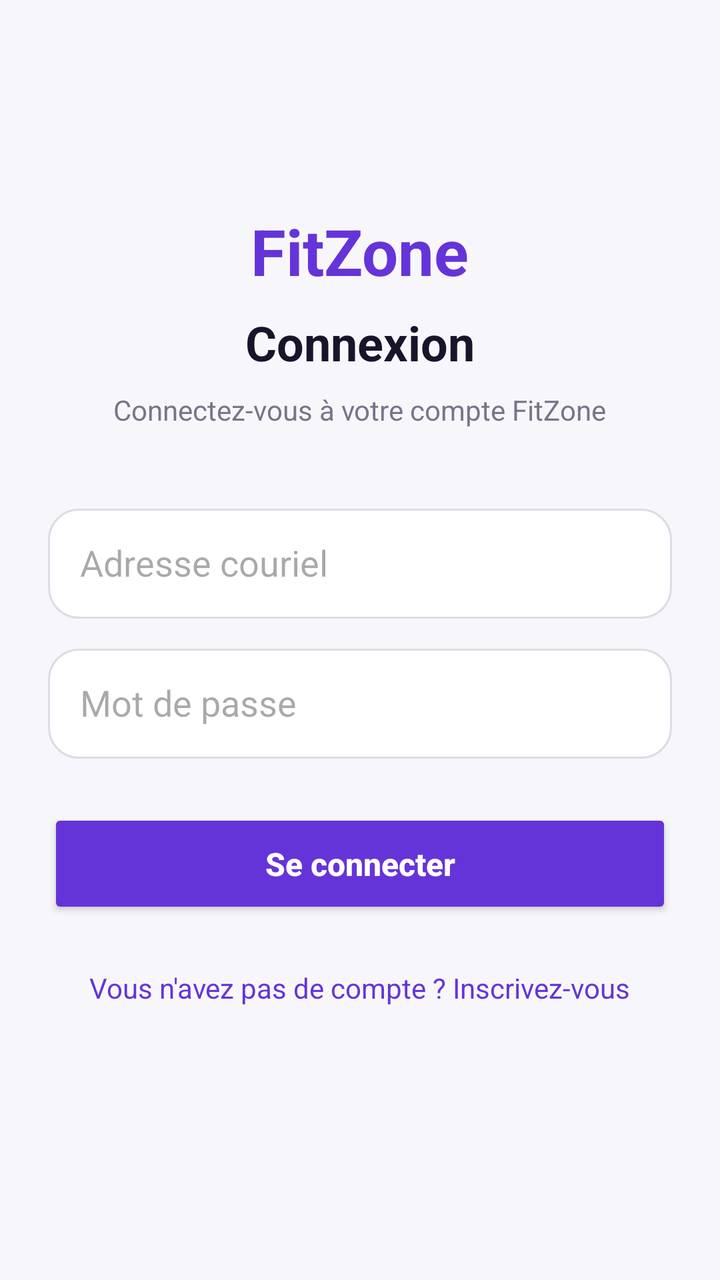
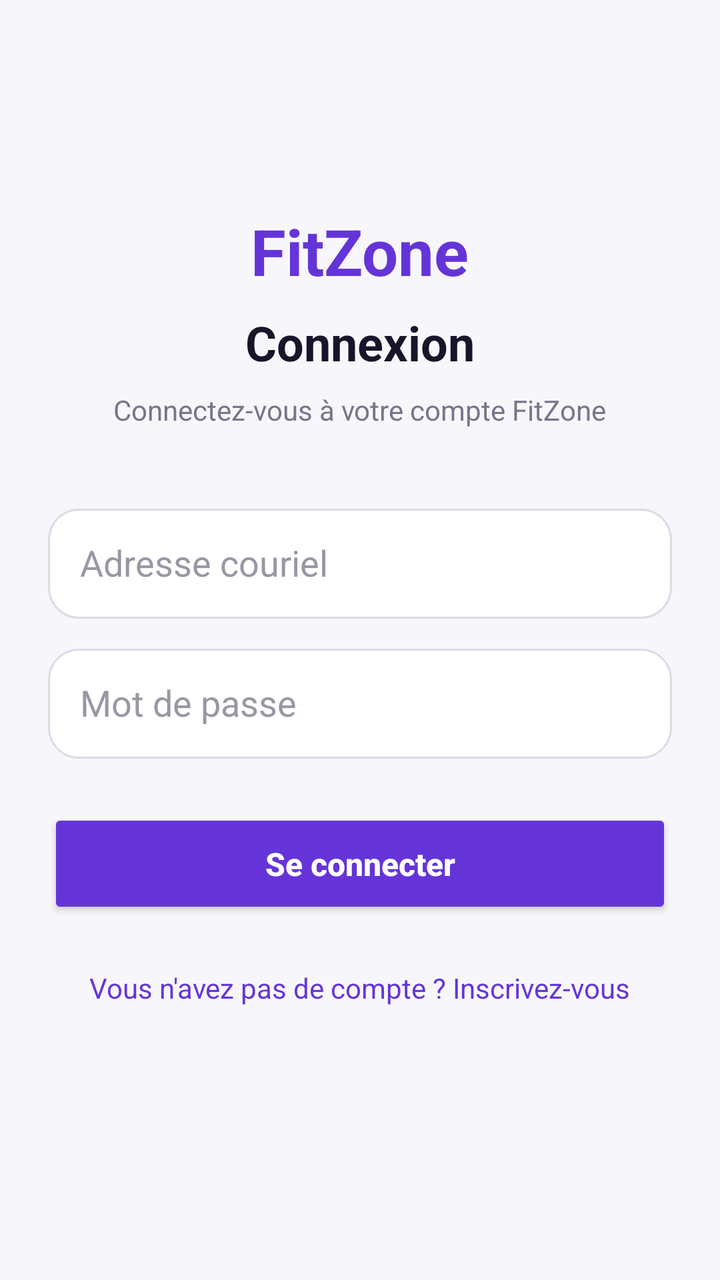

The first picture is an Android layout as it rendered before a commit; the second is the same layout after the commit. The layout source and the unified diff follow.
<!-- AndroidManifest.xml: application theme Theme.Ramzi_mike_bryanfitzone -->
<!-- res/layout/activity_connexion.xml -->
<?xml version="1.0" encoding="utf-8"?>
<LinearLayout
    xmlns:android="http://schemas.android.com/apk/res/android"
    android:layout_width="match_parent"
    android:layout_height="match_parent"
    android:orientation="vertical"
    android:padding="24dp"
    android:gravity="center_horizontal"
    android:background="#F7F7FB">

    <TextView
        android:layout_width="wrap_content"
        android:layout_height="wrap_content"
        android:layout_marginTop="80dp"
        android:text="FitZone"
        android:textColor="#6534D9"
        android:textSize="32sp"
        android:textStyle="bold"/>

    <TextView
        android:layout_width="wrap_content"
        android:layout_height="wrap_content"
        android:layout_marginTop="8dp"
        android:text="Connexion"
        android:textColor="#17152A"
        android:textSize="24sp"
        android:textStyle="bold"/>

    <TextView
        android:layout_width="wrap_content"
        android:layout_height="wrap_content"
        android:layout_marginTop="8dp"
        android:text="Connectez-vous à votre compte FitZone"
        android:textColor="#77758A"
        android:textSize="14sp"/>

    <EditText
        android:id="@+id/editTextEmail"
        android:layout_width="match_parent"
        android:layout_height="55dp"
        android:layout_marginTop="40dp"
        android:hint="Adresse couriel"
        android:inputType="text"
        android:padding="16dp"
        android:background="@drawable/bg_champ_recherche"/>

    <EditText
        android:id="@+id/editPasswordConnexion"
        android:layout_width="match_parent"
        android:layout_height="55dp"
        android:layout_marginTop="15dp"
        android:hint="Mot de passe"
        android:inputType="textPassword"
        android:padding="16dp"
        android:background="@drawable/bg_champ_recherche"/>

    <Button
        android:id="@+id/boutonConnexion"
        android:layout_width="match_parent"
        android:layout_height="55dp"
        android:layout_marginTop="25dp"
        android:text="Se connecter"
        android:textAllCaps="false"
        android:textColor="#FFFFFF"
        android:textSize="16sp"
        android:textStyle="bold"
        android:backgroundTint="#6534D9"/>

    <TextView
        android:id="@+id/boutonInscription"
        android:layout_width="wrap_content"
        android:layout_height="wrap_content"
        android:layout_marginTop="25dp"
        android:text="Vous n'avez pas de compte ? Inscrivez-vous"
        android:textColor="#6534D9"
        android:textSize="14sp"/>

</LinearLayout>
<!-- resources referenced by this layout -->
<resources>
  <!-- drawable bg_champ_recherche (drawable) -->
  <?xml version="1.0" encoding="utf-8"?>
  <shape xmlns:android="http://schemas.android.com/apk/res/android"
      android:shape="rectangle">
  
      <solid android:color="#FFFFFF"/>
  
      <corners android:radius="15dp"/>
  
      <stroke
          android:width="1dp"
          android:color="#DEDBE7"/>
  
  </shape>
  <style name="Theme.Ramzi_mike_bryanfitzone" parent="Base.Theme.Ramzi_mike_bryanfitzone" />
  <style name="Base.Theme.Ramzi_mike_bryanfitzone" parent="Theme.Material3.DayNight.NoActionBar">
          
          
      </style>
</resources>

<!-- the commit's change to res/layout/activity_connexion.xml (unified diff, before → after) -->
@@ -1,78 +1,90 @@
 <?xml version="1.0" encoding="utf-8"?>
-<LinearLayout
+<ScrollView
     xmlns:android="http://schemas.android.com/apk/res/android"
     android:layout_width="match_parent"
     android:layout_height="match_parent"
-    android:orientation="vertical"
-    android:padding="24dp"
-    android:gravity="center_horizontal"
-    android:background="#F7F7FB">
+    android:background="#F7F7FB"
+    android:fillViewport="true">
 
-    <TextView
-        android:layout_width="wrap_content"
+    <LinearLayout
+        android:layout_width="match_parent"
         android:layout_height="wrap_content"
-        android:layout_marginTop="80dp"
-        android:text="FitZone"
-        android:textColor="#6534D9"
-        android:textSize="32sp"
-        android:textStyle="bold"/>
+        android:orientation="vertical"
+        android:padding="24dp"
+        android:gravity="center_horizontal">
 
-    <TextView
-        android:layout_width="wrap_content"
-        android:layout_height="wrap_content"
-        android:layout_marginTop="8dp"
-        android:text="Connexion"
-        android:textColor="#17152A"
-        android:textSize="24sp"
-        android:textStyle="bold"/>
+        <TextView
+            android:layout_width="wrap_content"
+            android:layout_height="wrap_content"
+            android:layout_marginTop="80dp"
+            android:text="FitZone"
+            android:textColor="#6534D9"
+            android:textSize="32sp"
+            android:textStyle="bold"/>
 
-    <TextView
-        android:layout_width="wrap_content"
-        android:layout_height="wrap_content"
-        android:layout_marginTop="8dp"
-        android:text="Connectez-vous à votre compte FitZone"
-        android:textColor="#77758A"
-        android:textSize="14sp"/>
+        <TextView
+            android:layout_width="wrap_content"
+            android:layout_height="wrap_content"
+            android:layout_marginTop="8dp"
+            android:text="Connexion"
+            android:textColor="#17152A"
+            android:textSize="24sp"
+            android:textStyle="bold"/>
 
-    <EditText
-        android:id="@+id/editTextEmail"
-        android:layout_width="match_parent"
-        android:layout_height="55dp"
-        android:layout_marginTop="40dp"
-        android:hint="Adresse couriel"
-        android:inputType="text"
-        android:padding="16dp"
-        android:background="@drawable/bg_champ_recherche"/>
+        <TextView
+            android:layout_width="wrap_content"
+            android:layout_height="wrap_content"
+            android:layout_marginTop="8dp"
+            android:text="Connectez-vous à votre compte FitZone"
+            android:textColor="#77758A"
+            android:textSize="14sp"/>
 
-    <EditText
-        android:id="@+id/editPasswordConnexion"
-        android:layout_width="match_parent"
-        android:layout_height="55dp"
-        android:layout_marginTop="15dp"
-        android:hint="Mot de passe"
-        android:inputType="textPassword"
-        android:padding="16dp"
-        android:background="@drawable/bg_champ_recherche"/>
+        <EditText
+            android:id="@+id/editTextEmail"
+            android:layout_width="match_parent"
+            android:layout_height="55dp"
+            android:layout_marginTop="40dp"
+            android:hint="Adresse couriel"
+            android:inputType="text"
+            android:padding="16dp"
+            android:textColor="#17152A"
+            android:textColorHint="#9997A5"
+            android:background="@drawable/bg_champ_recherche"/>
 
-    <Button
-        android:id="@+id/boutonConnexion"
-        android:layout_width="match_parent"
-        android:layout_height="55dp"
-        android:layout_marginTop="25dp"
-        android:text="Se connecter"
-        android:textAllCaps="false"
-        android:textColor="#FFFFFF"
-        android:textSize="16sp"
-        android:textStyle="bold"
-        android:backgroundTint="#6534D9"/>
+        <EditText
+            android:id="@+id/editPasswordConnexion"
+            android:layout_width="match_parent"
+            android:layout_height="55dp"
+            android:layout_marginTop="15dp"
+            android:hint="Mot de passe"
+            android:inputType="textPassword"
+            android:padding="16dp"
+            android:textColor="#17152A"
+            android:textColorHint="#9997A5"
+            android:background="@drawable/bg_champ_recherche"/>
 
-    <TextView
-        android:id="@+id/boutonInscription"
-        android:layout_width="wrap_content"
-        android:layout_height="wrap_content"
-        android:layout_marginTop="25dp"
-        android:text="Vous n'avez pas de compte ? Inscrivez-vous"
-        android:textColor="#6534D9"
-        android:textSize="14sp"/>
+        <Button
+            android:id="@+id/boutonConnexion"
+            android:layout_width="match_parent"
+            android:layout_height="55dp"
+            android:layout_marginTop="25dp"
+            android:text="Se connecter"
+            android:textAllCaps="false"
+            android:textColor="#FFFFFF"
+            android:textSize="16sp"
+            android:textStyle="bold"
+            android:backgroundTint="#6534D9"/>
 
-</LinearLayout>
+        <TextView
+            android:id="@+id/boutonInscription"
+            android:layout_width="wrap_content"
+            android:layout_height="wrap_content"
+            android:layout_marginTop="25dp"
+            android:layout_marginBottom="30dp"
+            android:text="Vous n'avez pas de compte ? Inscrivez-vous"
+            android:textColor="#6534D9"
+            android:textSize="14sp"/>
+
+    </LinearLayout>
+
+</ScrollView>
